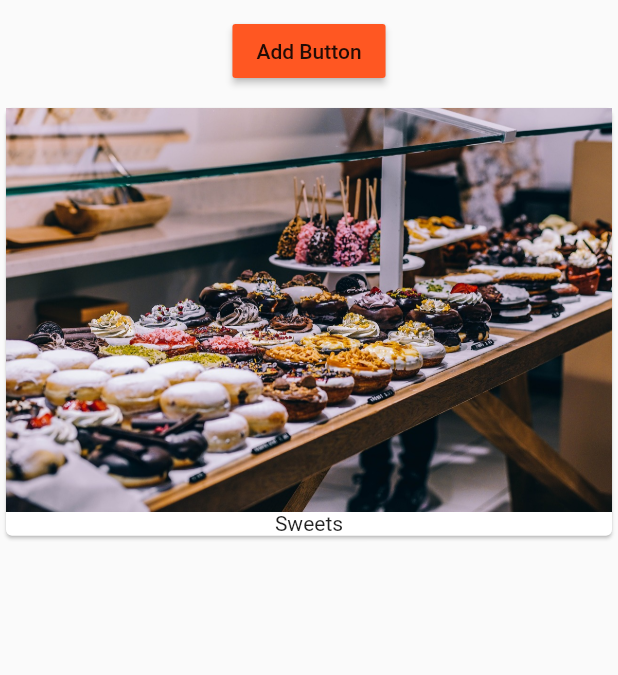
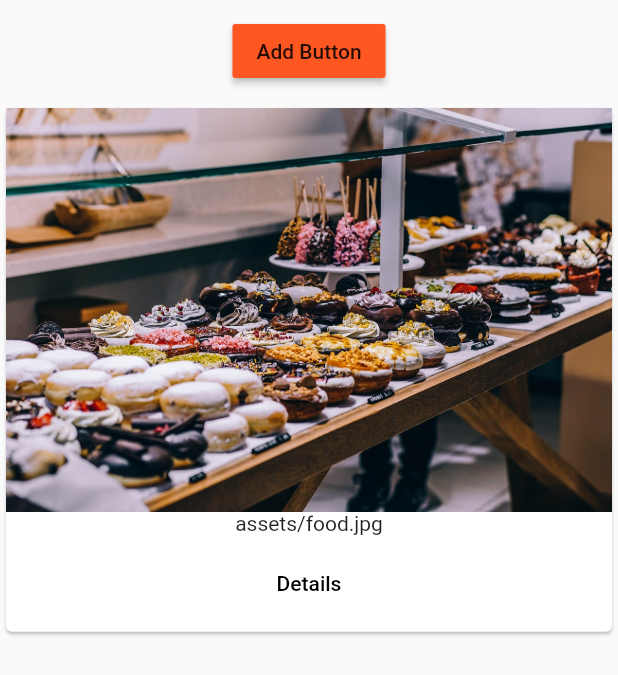
Before and after one commit to shnupta/flutter_course, a Flutter app: the ProductManager widget shown alone on an empty page, opened directly, after a tap on "Add Button", on a phone screen of 412 x 824 dp. Shown: the top 675 px of the screen. Run offline on Flutter 3.47's test engine with Material 2 defaults, Android fonts, the phone set to English and light mode, and no system bars.

Commit message:
finished assignment two and three

```diff
--- a/lib/product_control.dart
+++ b/lib/product_control.dart
@@ -11,7 +11,7 @@ class ProductControl extends StatelessWidget {
       color: Theme.of(context).primaryColor,
       child: Text('Add Button'),
       onPressed: () {
-        addProduct('Sweets');
+        addProduct({'title': 'Chocolate', 'image': 'assets/food.jpg'});
       },
     );
   }
--- a/lib/product_manager.dart
+++ b/lib/product_manager.dart
@@ -4,7 +4,7 @@ import 'products.dart';
 import 'product_control.dart';
 
 class ProductManager extends StatefulWidget {
-  final String startingProduct;
+  final Map<String, String> startingProduct;
 
   ProductManager({this.startingProduct}) {
     print("[ProductManager] Constructor");
@@ -18,7 +18,7 @@ class ProductManager extends StatefulWidget {
 }
 
 class _ProductManagerState extends State<ProductManager> {
-  List<String> _products = [];
+  List<Map<String, String>> _products = [];
 
   @override
   void initState() {
@@ -35,9 +35,15 @@ class _ProductManagerState extends State<ProductManager> {
     super.didUpdateWidget(oldWidget);
   }
 
-  void _addProduct(String product) {
+  void _addProduct(Map<String, String> product) {
     setState(() {
       _products.add(product);
+    });
+  }
+
+  void _deleteProduct(int index) {
+    setState(() {
+      _products.removeAt(index);
     });
   }
 
@@ -51,7 +57,7 @@ class _ProductManagerState extends State<ProductManager> {
           child: ProductControl(_addProduct),
         ),
         Expanded(
-          child: Products(_products)
+          child: Products(_products, deleteProduct: _deleteProduct)
         ),
       ],
     );
--- a/lib/products.dart
+++ b/lib/products.dart
@@ -1,18 +1,42 @@
 import 'package:flutter/material.dart';
 
+import 'pages/product.dart';
+
 class Products extends StatelessWidget {
-  Products([this.products = const []]) {
+  Products(this.products, {this.deleteProduct}) {
     print("[Products Widget] Constructor");
   }
 
-  final List<String> products;
+  final List<Map<String, String>> products;
+  final Function deleteProduct;
 
   Widget _buildProductItem(BuildContext context, int index) {
     return Card(
       child: Column(
         children: <Widget>[
           Image.asset('assets/food.jpg'),
-          Text(products[index]),
+          Text(products[index]['image']),
+          ButtonBar(
+            alignment: MainAxisAlignment.center,
+            children: <Widget>[
+              FlatButton(
+                child: Text(
+                  'Details',
+                ),
+                onPressed: () => Navigator.push<bool>(
+                      context,
+                      MaterialPageRoute(
+                        builder: (BuildContext context) => ProductPage(
+                            products[index]['title'], products[index]['image']),
+                      ),
+                    ).then((bool value) {
+                      if(value) {
+                        deleteProduct(index);
+                      }
+                    }),
+              )
+            ],
+          )
         ],
       ),
     );
```
Also changed, not shown: lib/main.dart (+2 -7 lines), lib/pages/auth.dart (added, +27 -0 lines), lib/pages/product.dart (added, +45 -0 lines), lib/pages/products.dart (added, +30 -0 lines), lib/pages/products_admin.dart (added, +28 -0 lines).
